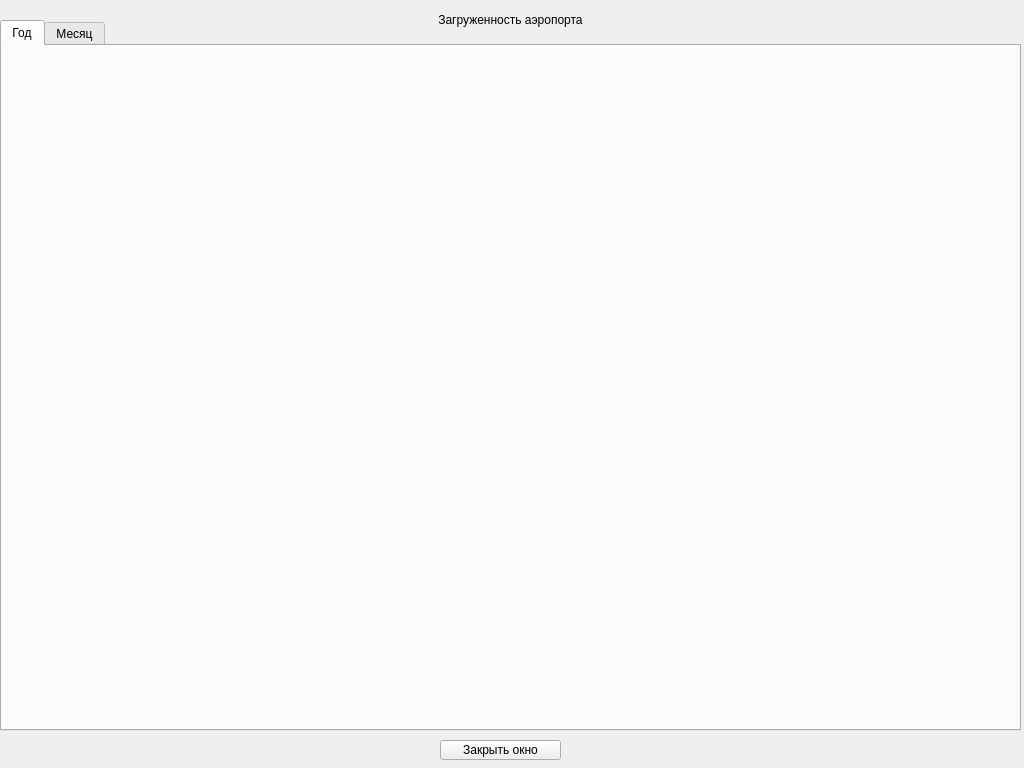
First picture: the form in AirportInspector/airportsloadwindow.ui, repository Grigorii-Loskutov/Qt_projects, before the edit.
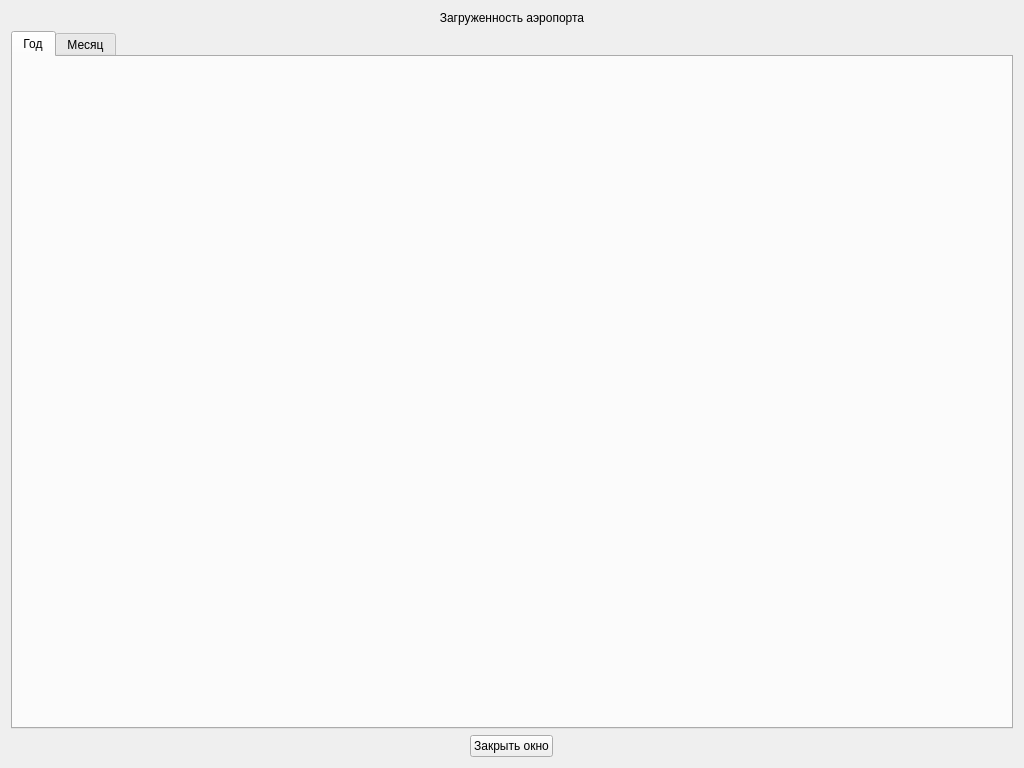
Second picture: the form after the edit. The open tabs and pages were chosen to show the change.

```diff
--- a/AirportInspector/airportsloadwindow.ui
+++ b/AirportInspector/airportsloadwindow.ui
@@ -19,15 +19,19 @@
   <property name="windowTitle">
    <string>Form</string>
   </property>
+  <layout class="QGridLayout" name="gridLayout">
+   <item row="0" column="0" colspan="3">
+    <widget class="QLabel" name="tl_AirportName">
+     <property name="text">
+      <string>Загруженность аэропорта</string>
+     </property>
+     <property name="alignment">
+      <set>Qt::AlignCenter</set>
+     </property>
+    </widget>
+   </item>
+   <item row="1" column="0" colspan="3">
   <widget class="QTabWidget" name="tw_graps">
-   <property name="geometry">
-    <rect>
-     <x>0</x>
-     <y>20</y>
-     <width>1021</width>
-     <height>711</height>
-    </rect>
-   </property>
    <property name="currentIndex">
     <number>1</number>
    </property>
@@ -52,35 +56,41 @@
     </widget>
    </widget>
   </widget>
-  <widget class="QLabel" name="tl_AirportName">
-   <property name="geometry">
-    <rect>
-     <x>0</x>
-     <y>10</y>
-     <width>1021</width>
+   </item>
+   <item row="2" column="0">
+    <spacer name="horizontalSpacer">
+     <property name="orientation">
+      <enum>Qt::Horizontal</enum>
+     </property>
+     <property name="sizeHint" stdset="0">
+      <size>
+       <width>459</width>
      <height>20</height>
-    </rect>
-   </property>
-   <property name="text">
-    <string>Загруженность аэропорта</string>
-   </property>
-   <property name="alignment">
-    <set>Qt::AlignCenter</set>
-   </property>
-  </widget>
+      </size>
+     </property>
+    </spacer>
+   </item>
+   <item row="2" column="1">
   <widget class="QPushButton" name="pb_close">
-   <property name="geometry">
-    <rect>
-     <x>440</x>
-     <y>740</y>
-     <width>121</width>
-     <height>20</height>
-    </rect>
-   </property>
    <property name="text">
     <string>Закрыть окно</string>
    </property>
   </widget>
+   </item>
+   <item row="2" column="2">
+    <spacer name="horizontalSpacer_2">
+     <property name="orientation">
+      <enum>Qt::Horizontal</enum>
+     </property>
+     <property name="sizeHint" stdset="0">
+      <size>
+       <width>459</width>
+       <height>20</height>
+      </size>
+     </property>
+    </spacer>
+   </item>
+  </layout>
  </widget>
  <resources/>
  <connections/>
```
Left out of the diff: 2 changed lines with no effect on the pictures. Lines whose indentation alone changed are shown as unchanged.
